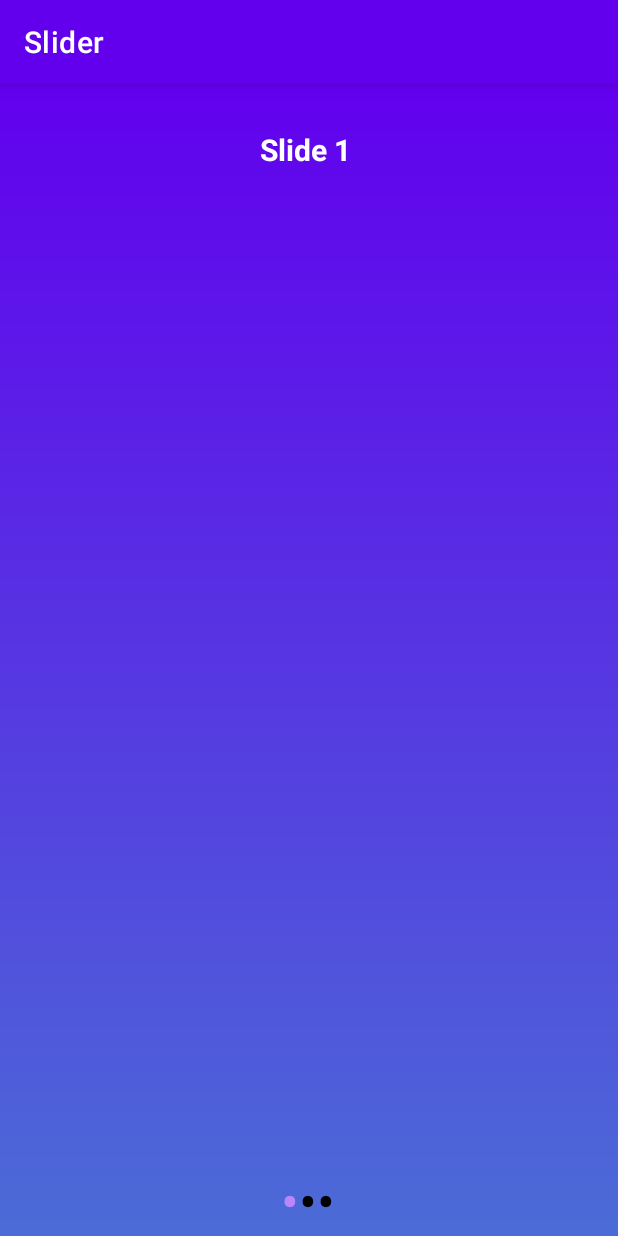
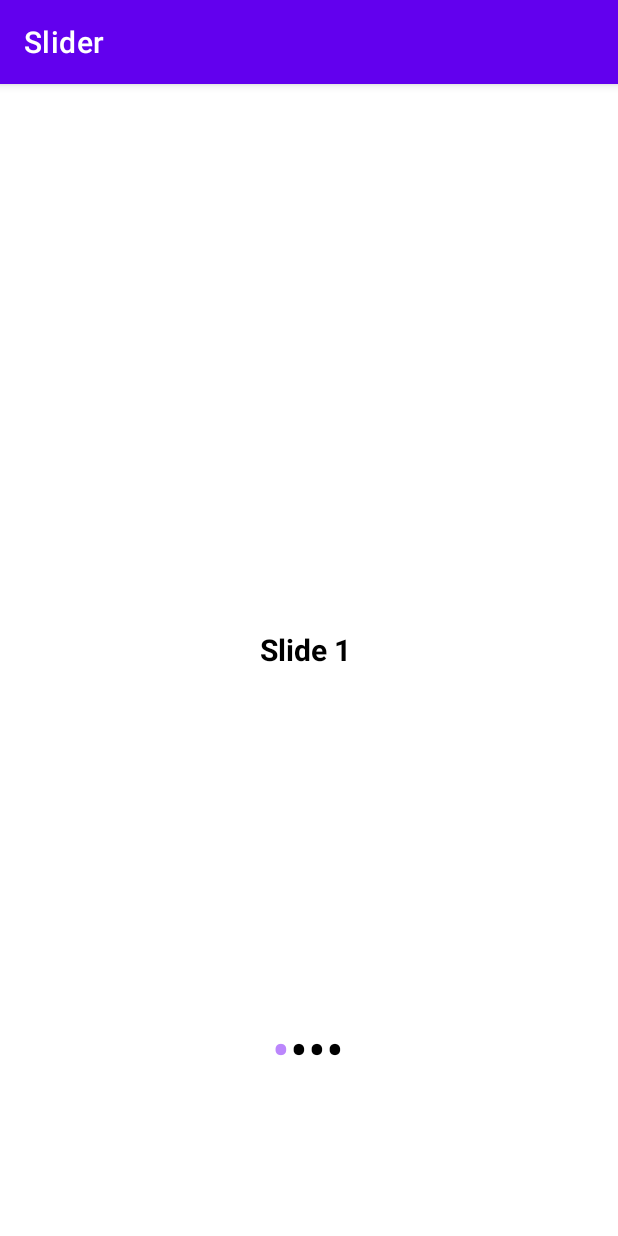
Before and after one commit to leoneliker/Slider, an Android app: the screen it shows after launch (MainActivity), on a phone screen of 412 x 824 dp. Run offline under Robolectric (Android 15) with nearby library versions, the phone set to English and light mode, and no system bars.

Commit message:
Plantilla preparada para adaptarla al proyecto MeetMap

```diff
--- a/app/src/main/java/com/iker/slider/MainActivity.java
+++ b/app/src/main/java/com/iker/slider/MainActivity.java
@@ -34,9 +34,10 @@ public class MainActivity extends AppCompatActivity {
         sliderModalArrayList = new ArrayList<>();
 
         // on below 3 lines we are adding data to our array list.
-        sliderModalArrayList.add(new SliderModal("Slide 1 ", R.drawable.gradient_one));
-        sliderModalArrayList.add(new SliderModal("Slide 2 ",  R.drawable.gradient_two));
-        sliderModalArrayList.add(new SliderModal("Slide 3 ",  R.drawable.gradient_three));
+        sliderModalArrayList.add(new SliderModal("Slide 1 "));
+        sliderModalArrayList.add(new SliderModal("Slide 2 "));
+        sliderModalArrayList.add(new SliderModal("Slide 3 "));
+        sliderModalArrayList.add(new SliderModal("Slide 4 "));
 
         // below line is use to add our array list to adapter class.
         adapter = new SliderAdapter(MainActivity.this, sliderModalArrayList);
--- a/app/src/main/java/com/iker/slider/SliderAdapter.java
+++ b/app/src/main/java/com/iker/slider/SliderAdapter.java
@@ -10,7 +10,7 @@ import android.widget.TextView;
 
 import androidx.annotation.NonNull;
 import androidx.viewpager.widget.PagerAdapter;
-import com.squareup.picasso.Picasso;
+
 
 import java.util.ArrayList;
 
@@ -62,10 +62,6 @@ public class SliderAdapter extends PagerAdapter {
         SliderModal modal = sliderModalArrayList.get(position);
         titleTV.setText(modal.getTitle());
 
-        // below line is to set background
-        // drawable to our each item
-        sliderRL.setBackground(context.getResources().getDrawable(modal.getBackgroundDrawable()));
-
         // after setting the data to our views we
         // are adding the view to our container.
         container.addView(view);
--- a/app/src/main/java/com/iker/slider/SliderModal.java
+++ b/app/src/main/java/com/iker/slider/SliderModal.java
@@ -5,35 +5,11 @@ public class SliderModal {
     // string variable for storing
     // title, image url and description.
     private String title;
-    private int backgroundDrawable;
-
-    public SliderModal() {
-        // empty constructor is required
-        // when using firebase
-    }
-
-    // creating getter methods.
     public String getTitle() {
         return title;
     }
 
-    public void setTitle(String title) {
+    public SliderModal(String title) {
         this.title = title;
     }
-
-
-
-    // constructor for our modal class
-    public SliderModal(String title, int backgroundDrawable) {
-        this.title = title;
-        this.backgroundDrawable = backgroundDrawable;
-    }
-
-    public int getBackgroundDrawable() {
-        return backgroundDrawable;
-    }
-
-    public void setBackgroundDrawable(int backgroundDrawable) {
-        this.backgroundDrawable = backgroundDrawable;
-    }
 }
--- a/app/src/main/res/layout/activity_main.xml
+++ b/app/src/main/res/layout/activity_main.xml
@@ -3,9 +3,10 @@
     xmlns:android="http://schemas.android.com/apk/res/android"
     xmlns:tools="http://schemas.android.com/tools"
     android:layout_width="match_parent"
-    android:layout_height="match_parent"
+    android:layout_height="500px"
     android:orientation="vertical"
     android:weightSum="5"
+    android:layout_marginTop="500px"
     tools:context=".MainActivity">
 
     <!--view pager for displaying our slides-->
--- a/app/src/main/res/layout/slider_layout.xml
+++ b/app/src/main/res/layout/slider_layout.xml
@@ -15,7 +15,7 @@
         android:padding="10dp"
         android:text="Slide 1"
         android:textAlignment="center"
-        android:textColor="@color/white"
+        android:textColor="@color/black"
         android:textSize="20sp"
         android:textStyle="bold" />
 
```
